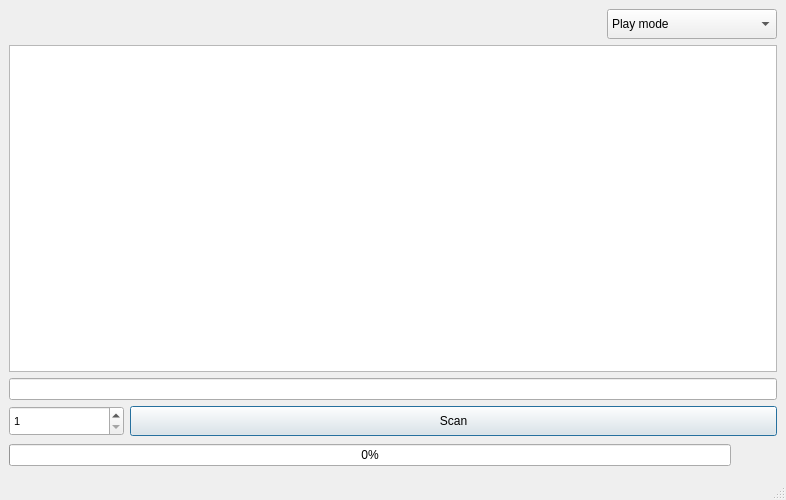
Above: qt-resources/phs.ui from vaginessa/pornhubscanner before the change. Below: the same form after it.
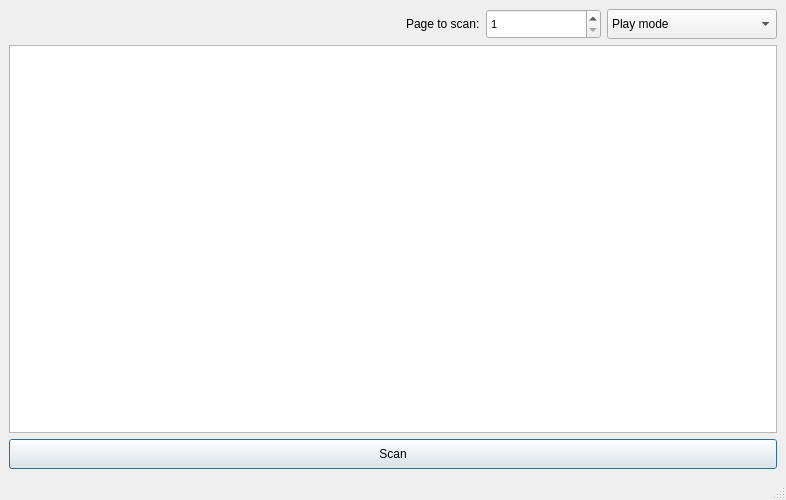
That is the form after the change. Icons and pictures are not drawn.

The edit to the form file:
```diff
--- a/qt-resources/phs.ui
+++ b/qt-resources/phs.ui
@@ -49,6 +49,46 @@
         </property>
        </spacer>
       </item>
+      <item>
+       <widget class="QLabel" name="pageLabel">
+        <property name="text">
+         <string>Page to scan:</string>
+        </property>
+       </widget>
+      </item>
+      <item>
+       <widget class="QSpinBox" name="pageBox">
+        <property name="sizePolicy">
+         <sizepolicy hsizetype="Fixed" vsizetype="Fixed">
+          <horstretch>0</horstretch>
+          <verstretch>0</verstretch>
+         </sizepolicy>
+        </property>
+        <property name="minimumSize">
+         <size>
+          <width>115</width>
+          <height>30</height>
+         </size>
+        </property>
+        <property name="maximumSize">
+         <size>
+          <width>16777215</width>
+          <height>30</height>
+         </size>
+        </property>
+        <property name="font">
+         <font>
+          <pointsize>8</pointsize>
+         </font>
+        </property>
+        <property name="minimum">
+         <number>1</number>
+        </property>
+        <property name="maximum">
+         <number>1000</number>
+        </property>
+       </widget>
+      </item>
       <item>
        <widget class="QComboBox" name="actionBox">
         <property name="minimumSize">
@@ -101,41 +141,8 @@
       </property>
      </widget>
     </item>
-    <item row="3" column="0">
+    <item row="2" column="0">
      <layout class="QHBoxLayout" name="horizontalLayout_3">
-      <item>
-       <widget class="QSpinBox" name="pageBox">
-        <property name="sizePolicy">
-         <sizepolicy hsizetype="Fixed" vsizetype="Fixed">
-          <horstretch>0</horstretch>
-          <verstretch>0</verstretch>
-         </sizepolicy>
-        </property>
-        <property name="minimumSize">
-         <size>
-          <width>115</width>
-          <height>30</height>
-         </size>
-        </property>
-        <property name="maximumSize">
-         <size>
-          <width>16777215</width>
-          <height>30</height>
-         </size>
-        </property>
-        <property name="font">
-         <font>
-          <pointsize>8</pointsize>
-         </font>
-        </property>
-        <property name="minimum">
-         <number>1</number>
-        </property>
-        <property name="maximum">
-         <number>1000</number>
-        </property>
-       </widget>
-      </item>
       <item>
        <widget class="QPushButton" name="scanButton">
         <property name="minimumSize">
@@ -157,55 +164,8 @@
       </item>
      </layout>
     </item>
-    <item row="4" column="0">
-     <layout class="QHBoxLayout" name="horizontalLayout_2">
-      <item>
-       <widget class="QProgressBar" name="progressBar">
-        <property name="enabled">
-         <bool>true</bool>
-        </property>
-        <property name="value">
-         <number>0</number>
-        </property>
-       </widget>
-      </item>
-      <item>
-       <widget class="QPushButton" name="abortButton">
-        <property name="enabled">
-         <bool>true</bool>
-        </property>
-        <property name="minimumSize">
-         <size>
-          <width>35</width>
-          <height>27</height>
-         </size>
-        </property>
-        <property name="maximumSize">
-         <size>
-          <width>16777215</width>
-          <height>27</height>
-         </size>
-        </property>
-        <property name="text">
-         <string/>
-        </property>
-        <property name="icon">
-         <iconset resource="icons.qrc">
-          <normaloff>:/icons/abort.png</normaloff>:/icons/abort.png</iconset>
-        </property>
-        <property name="flat">
-         <bool>true</bool>
-        </property>
-       </widget>
-      </item>
-     </layout>
-    </item>
-    <item row="2" column="0">
-     <widget class="QLineEdit" name="lineEdit">
-      <property name="readOnly">
-       <bool>true</bool>
-      </property>
-     </widget>
+    <item row="3" column="0">
+     <layout class="QHBoxLayout" name="horizontalLayout_2"/>
     </item>
    </layout>
   </widget>
```
Left out of the diff: 53 changed lines with no effect on the pictures.
